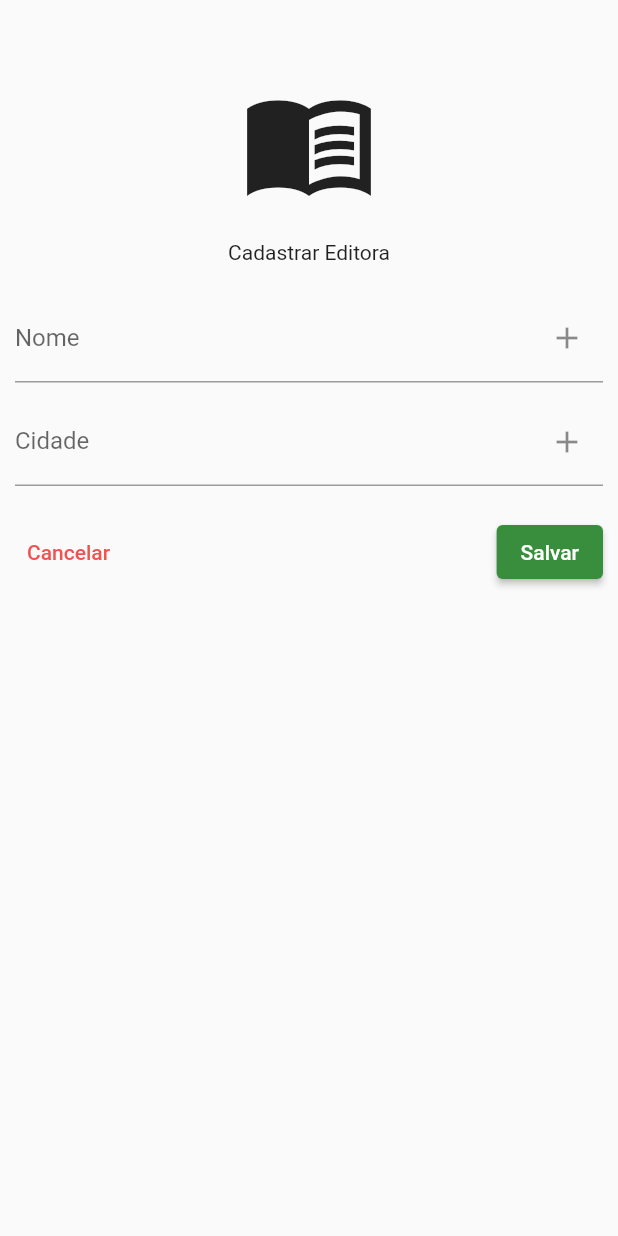
After one commit to mateusmeds/locadora-livros-wda, a Flutter app: the screen it shows after launch, after a tap on "Form Editora", on a phone screen of 412 x 824 dp. The commit adds this screen. Run offline on Flutter 3.47's test engine with Material 2 defaults, Android fonts, the phone set to English and light mode, and no system bars.

Commit message:
Criação de tela de cadastro de editora (modal)

```diff
--- /dev/null
+++ b/lib/components/publisher_register_form.dart
@@ -0,0 +1,69 @@
+import 'package:flutter/material.dart';
+
+class PublisherRegisterForm extends StatefulWidget {
+  const PublisherRegisterForm({Key? key}) : super(key: key);
+
+  @override
+  _PublisherRegisterFormState createState() => _PublisherRegisterFormState();
+}
+
+class _PublisherRegisterFormState extends State<PublisherRegisterForm> {
+  final nameController = TextEditingController();
+  final cityController = TextEditingController();
+
+  @override
+  Widget build(BuildContext context) {
+    return Padding(
+      padding: const EdgeInsets.fromLTRB(10, 50, 10, 0),
+      child: Column(
+        mainAxisAlignment: MainAxisAlignment.start,
+        crossAxisAlignment: CrossAxisAlignment.center,
+        children: <Widget>[
+          const Icon(
+            Icons.menu_book_sharp,
+            size: 90,
+          ),
+          const SizedBox(height: 20),
+          const Text("Cadastrar Editora"),
+          const SizedBox(height: 20),
+          //TODO: Alterar os ícones
+          TextField(
+            controller: nameController,
+            decoration: const InputDecoration(
+              labelText: 'Nome',
+              suffixIcon: Icon(Icons.add),
+            ),
+          ),
+          const SizedBox(height: 10),
+          TextField(
+            controller: cityController,
+            decoration: const  InputDecoration(
+              labelText: 'Cidade',
+              suffixIcon: Icon(Icons.add),
+            ),
+          ),
+          const SizedBox(height: 20),
+          Row(
+            mainAxisAlignment: MainAxisAlignment.spaceBetween,
+            children: [
+              //TODO: Adicionar evento de fechar a modal ao clicar em 'cancelar'
+              TextButton(
+                  onPressed: () {},
+                  child: Text('Cancelar'),
+                  style: TextButton.styleFrom(primary: Colors.red[400])),
+              ElevatedButton(
+                onPressed: () {
+                  //Apagar
+                  debugPrint(nameController.text);
+                  debugPrint(cityController.text);
+                },
+                child: Text('Salvar'),
+                style: ElevatedButton.styleFrom(primary: Colors.green[700]),
+              ),
+            ],
+          )
+        ],
+      ),
+    );
+  }
+}
--- a/lib/main.dart
+++ b/lib/main.dart
@@ -1,4 +1,5 @@
 import 'package:flutter/material.dart';
+import 'package:livraria_wda/components/publisher_register_form.dart';
 import 'package:livraria_wda/components/user_register_form.dart';
 
 void main() {
@@ -32,8 +33,19 @@ class MyHomePage extends StatefulWidget {
 
 class _MyHomePageState extends State<MyHomePage> {
   ///Função responsável por abrir a modal
+  _openPublisherRegisterFormModal(BuildContext context) {
+    showModalBottomSheet(
+        isScrollControlled: true,
+        context: context,
+        builder: (ctx) {
+          return PublisherRegisterForm();
+        });
+  }
+
+  ///Função responsável por abrir a modal
   _openUserRegisterFormModal(BuildContext context) {
     showModalBottomSheet(
+        isScrollControlled: true,
         context: context,
         builder: (ctx) {
           return UserRegisterForm();
@@ -58,6 +70,10 @@ class _MyHomePageState extends State<MyHomePage> {
               onPressed: () => _openUserRegisterFormModal(context),
               child: Text("Form Usuário"),
             ),
+            TextButton(
+              onPressed: () => _openPublisherRegisterFormModal(context),
+              child: Text("Form Editora"),
+            ),
           ],
         ),
       ),
```
